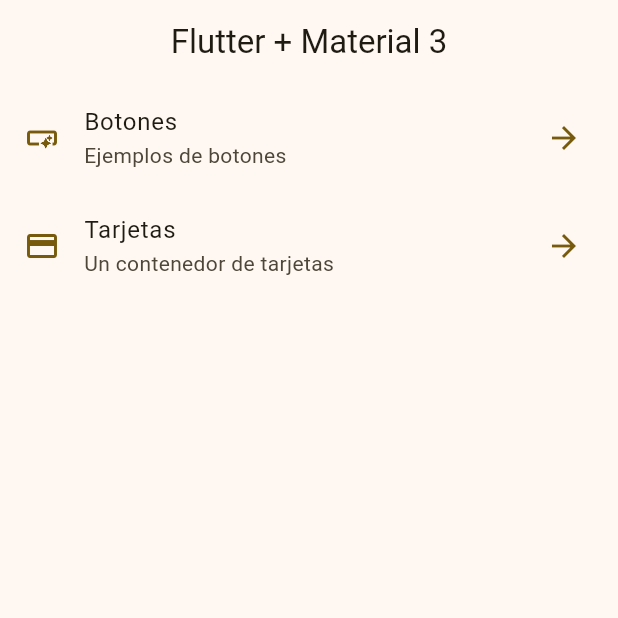
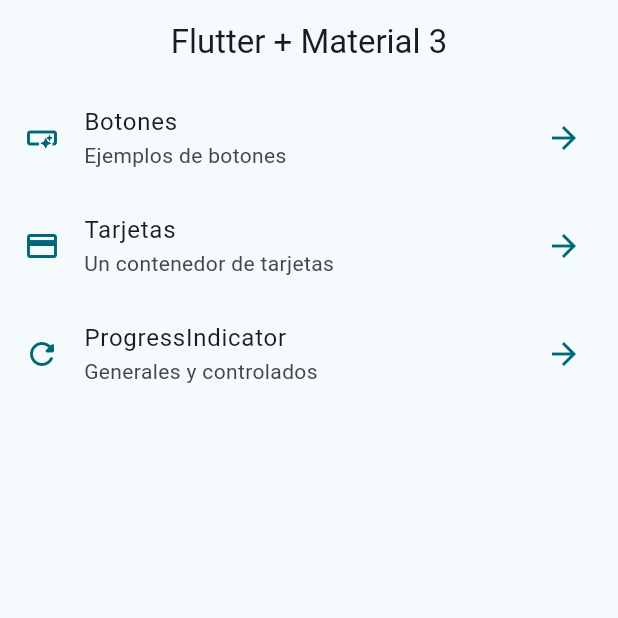
Before and after one commit to ObedGarcia64/WidgetsApp, a Flutter app: the screen it shows after launch, on a phone screen of 412 x 824 dp, the top half of it. Run offline on Flutter 3.47's test engine with Material 3 defaults, Android fonts, the phone set to English and light mode, and no system bars; our stand-ins replace go_router.

Commit message:
progress indicator terminado

```diff
--- a/lib/config/theme/menu/menu_items.dart
+++ b/lib/config/theme/menu/menu_items.dart
@@ -27,4 +27,10 @@ const appMenuItems = <menuItem>[
     link: '/cards',
     icon: Icons.credit_card,
   ),
+  menuItem(
+    title: 'ProgressIndicator',
+    subTitle: 'Generales y controlados',
+    link: '/progress',
+    icon: Icons.refresh_rounded,
+  ),
 ];
--- a/lib/config/theme/router/app_router.dart
+++ b/lib/config/theme/router/app_router.dart
@@ -2,7 +2,7 @@ import 'package:go_router/go_router.dart';
 import '../../../presentation/screens.dart';
 
 final appRouter = GoRouter(
-  routes:[
+  routes: [
     GoRoute(
       path: '/',
       name: HomeScreen.name,
@@ -18,5 +18,10 @@ final appRouter = GoRouter(
       name: CardsScreen.name,
       builder: (context, state) => const CardsScreen(),
     ),
+    GoRoute(
+      path: '/progress',
+      name: ProgressScreen.name,
+      builder: (context, state) => const ProgressScreen(),
+    ),
   ],
 );
--- a/lib/main.dart
+++ b/lib/main.dart
@@ -15,7 +15,7 @@ class MainApp extends StatelessWidget {
     return MaterialApp.router(
       routerConfig: appRouter,
       debugShowCheckedModeBanner: false,
-      theme: AppTheme(selectedColor: 11).getTheme(),
+      theme: AppTheme(selectedColor: 8).getTheme(),
     );
   }
 }
```
Also changed, not shown: lib/presentation/Screens/progress/progress_screen.dart (+66 -1 lines).
